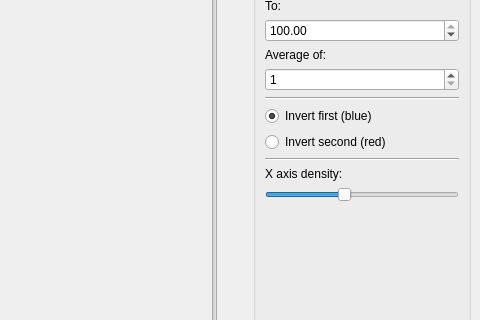
romcsmv/Rasp, file window.ui: the form before one commit; both pictures show x 613 to 1093 and y 130 to 450 of the 1093 by 660 pixel window.
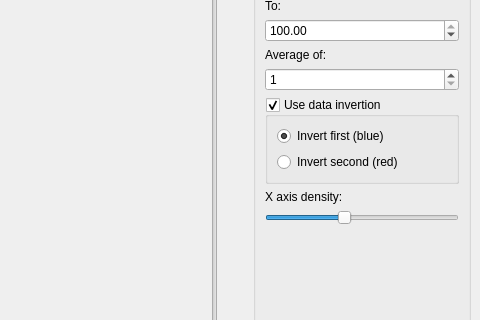
The form after the commit. Custom widgets are drawn as their Qt base class.

Commit message: add inversion checkbox

```diff
--- a/window.ui
+++ b/window.ui
@@ -174,12 +174,14 @@
         </widget>
        </item>
        <item>
-        <widget class="Line" name="line">
-         <property name="orientation">
-          <enum>Qt::Horizontal</enum>
+        <widget class="QGroupBox" name="invertion">
+         <property name="title">
+          <string>Use data invertion</string>
          </property>
-        </widget>
-       </item>
+         <property name="checkable">
+          <bool>true</bool>
+         </property>
+         <layout class="QVBoxLayout" name="verticalLayout_3">
        <item>
         <widget class="QRadioButton" name="invert_1">
          <property name="text">
@@ -203,11 +205,7 @@
          </property>
         </widget>
        </item>
-       <item>
-        <widget class="Line" name="line_2">
-         <property name="orientation">
-          <enum>Qt::Horizontal</enum>
-         </property>
+         </layout>
         </widget>
        </item>
        <item>
```
Lines whose indentation alone changed are shown as unchanged. The commit also changes 1 other file.
